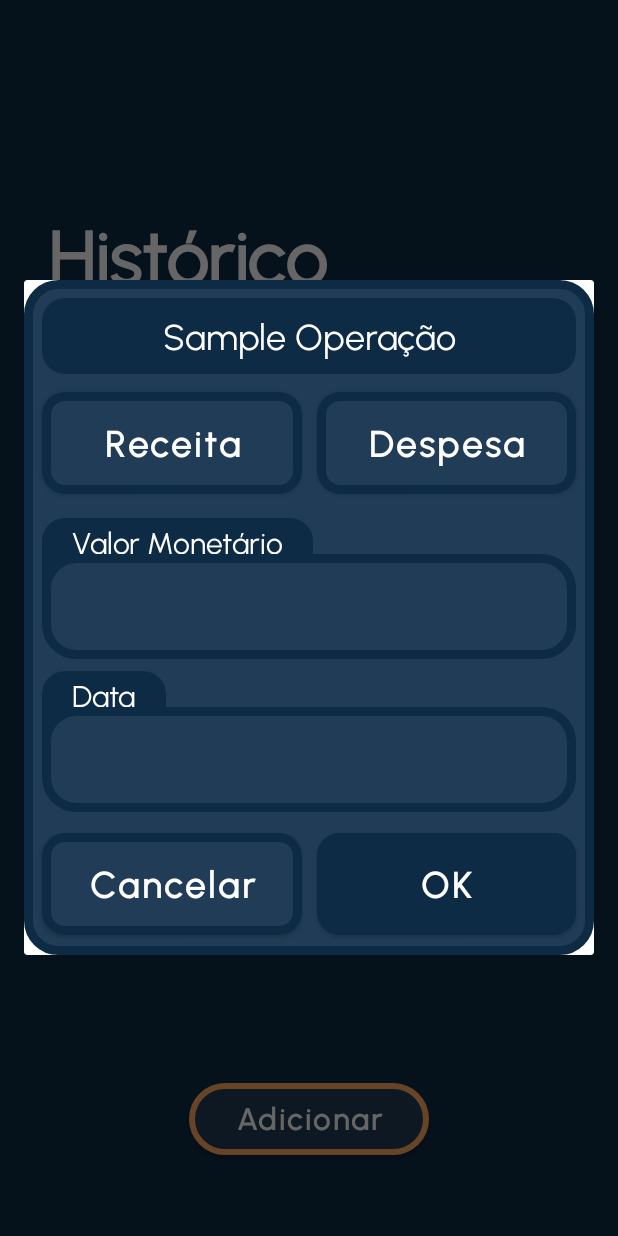
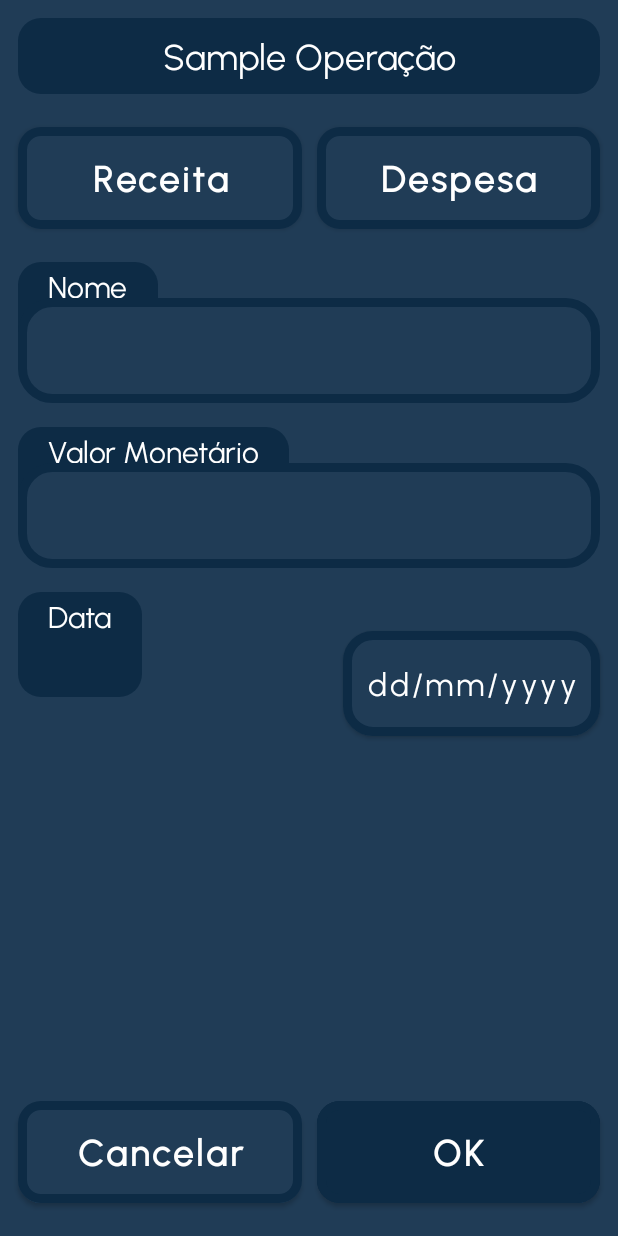
Before and after one commit to LuccaBarroso/Revenuer, an Android app: the HistoryActivity screen opened directly, with no data from a screen before it, after a tap on "Adicionar", on a phone screen of 412 x 824 dp. Run offline under Robolectric (Android 15) with nearby library versions, the phone set to English and light mode, and no system bars; our stand-ins replace Firebase (no records; nobody signed in at launch, a user with empty details on screens opened directly).

Commit message:
correction: cardview, operation screen

```diff
--- a/app/src/main/AndroidManifest.xml
+++ b/app/src/main/AndroidManifest.xml
@@ -9,6 +9,9 @@
         android:roundIcon="@drawable/app_icon"
         android:supportsRtl="true"
         android:theme="@style/Theme.Revenuer">
+        <activity
+            android:name=".activity.OperationActivity"
+            android:exported="false" />
         <activity
             android:name=".activity.RegisterActivity"
             android:exported="false" />
--- a/app/src/main/java/com/example/revenuer/activity/HistoryActivity.kt
+++ b/app/src/main/java/com/example/revenuer/activity/HistoryActivity.kt
@@ -1,5 +1,6 @@
 package com.example.revenuer.activity
 
+import android.content.Intent
 import android.os.Bundle
 import android.service.autofill.CustomDescription
 import android.util.Log
@@ -55,9 +56,8 @@ class HistoryActivity : AppCompatActivity(), View.OnClickListener {
         mOperationAdd.setOnClickListener(this)
     }
 
-    override fun onClick(p0: View?) {
-        var dialog = PopupFragment()
-
-        dialog.show(supportFragmentManager, "customPopup")
+    override fun onClick(view: View?) {
+        val it = Intent(this, OperationActivity::class.java)
+        startActivity(it)
     }
 }
--- /dev/null
+++ b/app/src/main/java/com/example/revenuer/activity/OperationActivity.kt
@@ -0,0 +1,134 @@
+package com.example.revenuer.activity
+
+import android.app.DatePickerDialog
+import android.os.Build
+import android.os.Bundle
+import android.view.View
+import android.widget.Button
+import android.widget.EditText
+import android.widget.Toast
+import androidx.annotation.RequiresApi
+import androidx.appcompat.app.AppCompatActivity
+import com.example.revenuer.R
+import com.example.revenuer.entity.Operation
+import com.google.firebase.auth.FirebaseAuth
+import com.google.firebase.auth.ktx.auth
+import com.google.firebase.database.ChildEventListener
+import com.google.firebase.database.DataSnapshot
+import com.google.firebase.database.DatabaseError
+import com.google.firebase.database.FirebaseDatabase
+import com.google.firebase.database.ktx.database
+import com.google.firebase.ktx.Firebase
+import java.text.SimpleDateFormat
+import java.util.*
+
+class OperationActivity : AppCompatActivity(), View.OnClickListener {
+    // Firebase
+    private lateinit var mAuth: FirebaseAuth
+    private lateinit var mDatabase: FirebaseDatabase
+
+    // Screen Elements
+    private lateinit var mRevenueButton: Button
+    private lateinit var mExpenseButton: Button
+    private lateinit var mOperationName: EditText
+    private lateinit var mValue: EditText
+    private lateinit var mDate: Button
+    private lateinit var mCancelButton: Button
+    private lateinit var mOkButton: Button
+
+    // Action Elements
+    private var isRevenuePushed:Boolean = false
+    private lateinit var mDatePickerDialog: DatePickerDialog
+
+    override fun onCreate(savedInstanceState: Bundle?) {
+        super.onCreate(savedInstanceState)
+        setContentView(R.layout.activity_operation)
+
+        // Firebase
+        mAuth = Firebase.auth
+        mDatabase = Firebase.database
+
+        // Screen Elements
+        mRevenueButton = findViewById(R.id.operation_button_revenue)
+        mExpenseButton = findViewById(R.id.operation_button_expense)
+        mOperationName = findViewById(R.id.operation_edittext_name)
+        mValue = findViewById(R.id.operation_edittext_value)
+        mDate = findViewById(R.id.operation_button_date)
+        mCancelButton = findViewById(R.id.operation_button_cancel)
+        mOkButton = findViewById(R.id.operation_button_ok)
+
+        mRevenueButton.setOnClickListener(this)
+        mExpenseButton.setOnClickListener(this)
+        mCancelButton.setOnClickListener(this)
+        mOkButton.setOnClickListener(this)
+        mDate.setOnClickListener(this)
+    }
+
+    @RequiresApi(Build.VERSION_CODES.M)
+    override fun onClick(view: View?) {
+        when(view?.id) {
+            R.id.operation_button_revenue -> {
+                isRevenuePushed = true
+                mRevenueButton.backgroundTintList = getColorStateList(R.color.green)
+                mExpenseButton.backgroundTintList = getColorStateList(R.color.blue)
+            }
+            R.id.operation_button_expense -> {
+                isRevenuePushed = false
+                mRevenueButton.backgroundTintList = getColorStateList(R.color.blue)
+                mExpenseButton.backgroundTintList = getColorStateList(R.color.red)
+            }
+            R.id.operation_button_date -> {
+                // TODO: fazer date picker !
+            }
+            R.id.operation_button_cancel -> {
+                finish()
+            }
+            R.id.operation_button_ok -> {
+
+                val name = mOperationName.text.toString().trim()
+                val value = mValue.text.toString().trim()
+                val date = mDate.text.toString().trim()
+                val operationType = isRevenuePushed // true = receita (revenue), false = despesa (expense)
+
+                // TODO: erros de entrada - lucca
+
+                val usersRef = mDatabase.getReference("/users");
+                usersRef.orderByChild("email").equalTo(mAuth.currentUser?.email).addChildEventListener(object:
+                    ChildEventListener {
+                    override fun onChildAdded(snapshot: DataSnapshot, previousChildName: String?) {
+                        val operationRef = usersRef
+                            .child(snapshot.key!!)
+                            .child("/operations")
+
+                        val operationId = operationRef
+                            .push()
+                            .key?:""
+
+                        val operation = Operation(
+                            id = operationId,
+                            name = name,
+                            value = value,
+                            date = date,
+                            type = operationType
+                        )
+
+                        operationRef
+                            .child(operationId)
+                            .setValue(operation)
+
+                        Toast.makeText(baseContext, "Operação $name cadastrada com sucesso!",
+                            Toast.LENGTH_SHORT).show()
+                    }
+
+                    override fun onChildChanged(snapshot: DataSnapshot, previousChildName: String?) {}
+
+                    override fun onChildRemoved(snapshot: DataSnapshot) {}
+
+                    override fun onChildMoved(snapshot: DataSnapshot, previousChildName: String?) {}
+
+                    override fun onCancelled(error: DatabaseError) {}
+                })
+            }
+        }
+    }
+}
--- a/app/src/main/java/com/example/revenuer/activity/PopupFragment.kt
+++ /dev/null
@@ -1,21 +0,0 @@
-package com.example.revenuer.activity
-
-import android.os.Bundle
-import android.view.LayoutInflater
-import android.view.View
-import android.view.ViewGroup
-import androidx.fragment.app.DialogFragment
-import com.example.revenuer.R
-
-class PopupFragment: DialogFragment() {
-
-
-    override fun onCreateView(
-        inflater: LayoutInflater,
-        container: ViewGroup?,
-        savedInstanceState: Bundle?
-    ): View? {
-        var rootView: View = inflater.inflate(R.layout.fragment_popup, container, false)
-        return rootView
-    }
-}
--- a/app/src/main/java/com/example/revenuer/entity/Operation.kt
+++ b/app/src/main/java/com/example/revenuer/entity/Operation.kt
@@ -1,10 +1,9 @@
 package com.example.revenuer.entity
 
 data class Operation(
-    val id:Int? = null,
+    val id:String,
     val name:String,
+    val value:String,
     val date:String,
-    val value:Double,
     val type:Boolean, // true = receita, false = despesa
-    val userId:Int
 )
--- /dev/null
+++ b/app/src/main/res/layout/activity_operation.xml
@@ -0,0 +1,207 @@
+<?xml version="1.0" encoding="utf-8"?>
+<androidx.constraintlayout.widget.ConstraintLayout xmlns:android="http://schemas.android.com/apk/res/android"
+    xmlns:app="http://schemas.android.com/apk/res-auto"
+    xmlns:tools="http://schemas.android.com/tools"
+    android:layout_width="match_parent"
+    android:layout_height="match_parent"
+    tools:context=".activity.OperationActivity">
+
+    <androidx.constraintlayout.widget.ConstraintLayout
+        android:layout_width="match_parent"
+        android:layout_height="match_parent"
+        android:background="@color/blue"
+        android:backgroundTint="@color/blue"
+        app:layout_constraintBottom_toBottomOf="parent"
+        app:layout_constraintEnd_toEndOf="parent"
+        app:layout_constraintStart_toStartOf="parent"
+        app:layout_constraintTop_toTopOf="parent"
+        app:layout_constraintVertical_bias="1.0"
+        app:layout_constraintWidth_min="10dp">
+
+        <Button
+            android:id="@+id/operation_button_revenue"
+            android:layout_width="0dp"
+            android:layout_height="80dp"
+            android:layout_marginStart="12dp"
+            android:layout_marginTop="16dp"
+            android:layout_marginEnd="10dp"
+            android:backgroundTint="@color/blue"
+            android:inputType="textCapSentences"
+            android:text="Receita"
+            android:textSize="24dp"
+            android:textStyle="bold"
+            app:cornerRadius="15dp"
+            app:layout_constraintEnd_toStartOf="@+id/operation_button_expense"
+            app:layout_constraintStart_toStartOf="parent"
+            app:layout_constraintTop_toBottomOf="@+id/fragment_operation_title"
+            app:strokeColor="@color/background"
+            app:strokeWidth="6dp"
+            tools:ignore="MissingConstraints" />
+
+        <Button
+            android:id="@+id/operation_button_cancel"
+            android:layout_width="0dp"
+            android:layout_height="80dp"
+            android:layout_marginStart="12dp"
+            android:layout_marginEnd="10dp"
+            android:layout_marginBottom="16dp"
+            android:backgroundTint="@color/blue"
+            android:inputType="textCapSentences"
+            android:text="Cancelar"
+            android:textSize="24dp"
+            android:textStyle="bold"
+            app:cornerRadius="15dp"
+            app:layout_constraintBottom_toBottomOf="parent"
+            app:layout_constraintEnd_toStartOf="@+id/operation_button_ok"
+            app:layout_constraintStart_toStartOf="parent"
+            app:strokeColor="@color/background"
+            app:strokeWidth="6dp"
+            tools:ignore="MissingConstraints" />
+
+        <Button
+            android:id="@+id/operation_button_ok"
+            android:layout_width="0dp"
+            android:layout_height="80dp"
+            android:layout_marginEnd="12dp"
+            android:layout_marginBottom="16dp"
+            android:backgroundTint="@color/background"
+            android:inputType="textCapSentences"
+            android:text="OK"
+            android:textSize="24dp"
+            android:textStyle="bold"
+            app:cornerRadius="15dp"
+            app:layout_constraintBottom_toBottomOf="parent"
+            app:layout_constraintEnd_toEndOf="parent"
+            app:layout_constraintStart_toEndOf="@+id/operation_button_cancel"
+            app:strokeColor="@color/background"
+            app:strokeWidth="6dp"
+            tools:ignore="MissingConstraints" />
+
+        <Button
+            android:id="@+id/operation_button_expense"
+            android:layout_width="0dp"
+            android:layout_height="80dp"
+            android:layout_marginTop="16dp"
+            android:layout_marginEnd="12dp"
+            android:backgroundTint="@color/blue"
+            android:inputType="textCapSentences"
+            android:text="Despesa"
+            android:textSize="24dp"
+            android:textStyle="bold"
+            app:cornerRadius="15dp"
+            app:layout_constraintEnd_toEndOf="parent"
+            app:layout_constraintStart_toEndOf="@+id/operation_button_revenue"
+            app:layout_constraintTop_toBottomOf="@+id/fragment_operation_title"
+            app:strokeColor="@color/background"
+            app:strokeWidth="6dp"
+            tools:ignore="MissingConstraints" />
+
+        <TextView
+            android:id="@+id/fragment_operation_title"
+            style="@style/ContainerGeneric1"
+            android:layout_width="0dp"
+            android:layout_height="wrap_content"
+            android:layout_marginLeft="12dp"
+            android:layout_marginTop="12dp"
+            android:layout_marginRight="12dp"
+            android:gravity="center"
+            android:text="Sample Operação"
+            android:textColor="@color/white"
+            android:textSize="24dp"
+            app:layout_constraintLeft_toLeftOf="parent"
+            app:layout_constraintRight_toRightOf="parent"
+            app:layout_constraintTop_toTopOf="parent" />
+
+        <TextView
+            android:id="@+id/textView"
+            style="@style/ContainerGeneric1"
+            android:layout_width="0dp"
+            android:layout_height="60dp"
+            android:layout_marginStart="12dp"
+            android:layout_marginTop="16dp"
+            android:paddingTop="3dp"
+            android:text="Valor Monetário"
+            android:textColor="#FFFFFF"
+            android:textSize="20dp"
+            app:layout_constraintStart_toStartOf="parent"
+            app:layout_constraintTop_toBottomOf="@+id/operation_edittext_name" />
+
+        <TextView
+            android:id="@+id/textView2"
+            style="@style/ContainerGeneric1"
+            android:layout_width="0dp"
+            android:layout_height="70dp"
+            android:layout_marginStart="12dp"
+            android:layout_marginTop="16dp"
+            android:paddingTop="3dp"
+            android:text="Data"
+            android:textColor="#FFFFFF"
+            android:textSize="20dp"
+            app:layout_constraintStart_toStartOf="parent"
+            app:layout_constraintTop_toBottomOf="@+id/operation_edittext_value" />
+
+        <TextView
+            android:id="@+id/textView3"
+            style="@style/ContainerGeneric1"
+            android:layout_width="0dp"
+            android:layout_height="70dp"
+            android:layout_marginStart="12dp"
+            android:layout_marginTop="16dp"
+            android:paddingTop="3dp"
+            android:text="Nome"
+            android:textColor="#FFFFFF"
+            android:textSize="20dp"
+            app:layout_constraintStart_toStartOf="parent"
+            app:layout_constraintTop_toBottomOf="@+id/operation_button_revenue" />
+
+        <EditText
+            android:id="@+id/operation_edittext_value"
+            style="@style/ContainerGeneric2"
+            android:layout_width="0dp"
+            android:layout_height="70dp"
+            android:layout_marginTop="24dp"
+            android:layout_marginEnd="12dp"
+            android:inputType="numberDecimal"
+            android:textColor="#FFFFFF"
+            android:textSize="18dp"
+            app:layout_constraintEnd_toEndOf="parent"
+            app:layout_constraintStart_toStartOf="@+id/textView"
+            app:layout_constraintTop_toTopOf="@+id/textView"
+            tools:ignore="SpeakableTextPresentCheck" />
+
+        <EditText
+            android:id="@+id/operation_edittext_name"
+            style="@style/ContainerGeneric2"
+            android:layout_width="0dp"
+            android:layout_height="70dp"
+            android:layout_marginTop="24dp"
+            android:layout_marginEnd="12dp"
+            android:inputType="text"
+            android:textColor="#FFFFFF"
+            android:textSize="18dp"
+            app:layout_constraintEnd_toEndOf="parent"
+            app:layout_constraintStart_toStartOf="@+id/textView3"
+            app:layout_constraintTop_toTopOf="@+id/textView3"
+            tools:ignore="SpeakableTextPresentCheck" />
+
+        <Button
+            android:id="@+id/operation_button_date"
+            android:layout_width="0dp"
+            android:layout_height="82dp"
+            android:layout_marginTop="20dp"
+            android:layout_marginEnd="12dp"
+            android:backgroundTint="@color/blue"
+            android:gravity="center"
+            android:inputType="textCapSentences"
+            android:text="dd/mm/yyyy"
+            android:textSize="21dp"
+            app:cornerRadius="20dp"
+            app:layout_constraintEnd_toEndOf="parent"
+            app:layout_constraintTop_toTopOf="@+id/textView2"
+            app:strokeColor="@color/background"
+            app:strokeWidth="6dp"
+            tools:ignore="MissingConstraints" />
+
+
+    </androidx.constraintlayout.widget.ConstraintLayout>
+</androidx.constraintlayout.widget.ConstraintLayout>
--- a/app/src/main/res/layout/fragment_popup.xml
+++ /dev/null
@@ -1,171 +0,0 @@
-<?xml version="1.0" encoding="utf-8"?>
-<androidx.constraintlayout.widget.ConstraintLayout xmlns:android="http://schemas.android.com/apk/res/android"
-    xmlns:app="http://schemas.android.com/apk/res-auto"
-    xmlns:tools="http://schemas.android.com/tools"
-    android:layout_width="match_parent"
-    android:layout_height="match_parent"
-    android:background="#00FFFFFF"
-    android:backgroundTint="#00FFFFFF"
-    app:layout_constraintWidth_min="wrap">
-
-    <View
-        android:id="@+id/view5"
-        style="@style/ContainerGeneric2"
-        android:layout_height="450dp"
-        android:minWidth="100dp"
-        app:layout_constraintEnd_toEndOf="parent"
-        app:layout_constraintStart_toStartOf="parent"
-        app:layout_constraintTop_toTopOf="parent" />
-
-    <Button
-        android:id="@+id/popup_button_revenue"
-        android:layout_width="0dp"
-        android:layout_height="80dp"
-        android:layout_marginStart="12dp"
-        android:layout_marginTop="6dp"
-        android:layout_marginEnd="10dp"
-        android:backgroundTint="@color/blue"
-        android:inputType="textCapSentences"
-        android:text="Receita"
-        android:textSize="24dp"
-        android:textStyle="bold"
-        app:cornerRadius="15dp"
-        app:layout_constraintEnd_toStartOf="@+id/popup_button_expense"
-        app:layout_constraintStart_toStartOf="parent"
-        app:layout_constraintTop_toBottomOf="@+id/fragment_popup_operation"
-        app:strokeColor="@color/background"
-        app:strokeWidth="6dp"
-        tools:ignore="MissingConstraints" />
-
-    <Button
-        android:id="@+id/popup_button_cancel"
-        android:layout_width="0dp"
-        android:layout_height="80dp"
-        android:layout_marginStart="12dp"
-        android:layout_marginTop="8dp"
-        android:layout_marginEnd="10dp"
-        android:backgroundTint="@color/blue"
-        android:inputType="textCapSentences"
-        android:text="Cancelar"
-        android:textSize="24dp"
-        android:textStyle="bold"
-        app:cornerRadius="15dp"
-        app:layout_constraintEnd_toStartOf="@+id/popup_button_ok"
-        app:layout_constraintStart_toStartOf="parent"
-        app:layout_constraintTop_toBottomOf="@+id/popup_edittext_date"
-        app:strokeColor="@color/background"
-        app:strokeWidth="6dp"
-        tools:ignore="MissingConstraints" />
-
-    <Button
-        android:id="@+id/popup_button_ok"
-        android:layout_width="0dp"
-        android:layout_height="80dp"
-        android:layout_marginTop="8dp"
-        android:layout_marginEnd="12dp"
-        android:backgroundTint="@color/background"
-        android:inputType="textCapSentences"
-        android:text="OK"
-        android:textSize="24dp"
-        android:textStyle="bold"
-        app:cornerRadius="15dp"
-        app:layout_constraintEnd_toEndOf="parent"
-        app:layout_constraintStart_toEndOf="@+id/popup_button_cancel"
-        app:layout_constraintTop_toBottomOf="@+id/popup_edittext_date"
-        app:strokeColor="@color/background"
-        app:strokeWidth="6dp"
-        tools:ignore="MissingConstraints" />
-
-    <Button
-        android:id="@+id/popup_button_expense"
-        android:layout_width="0dp"
-        android:layout_height="80dp"
-        android:layout_marginTop="6dp"
-        android:layout_marginEnd="12dp"
-        android:backgroundTint="@color/blue"
-        android:inputType="textCapSentences"
-        android:text="Despesa"
-        android:textSize="24dp"
-        android:textStyle="bold"
-        app:cornerRadius="15dp"
-        app:layout_constraintEnd_toEndOf="parent"
-        app:layout_constraintStart_toEndOf="@+id/popup_button_revenue"
-        app:layout_constraintTop_toBottomOf="@+id/fragment_popup_operation"
-        app:strokeColor="@color/background"
-        app:strokeWidth="6dp"
-        tools:ignore="MissingConstraints" />
-
-    <TextView
-        android:id="@+id/fragment_popup_operation"
-        style="@style/ContainerGeneric1"
-        android:layout_width="0dp"
-        android:layout_height="wrap_content"
-        android:layout_marginLeft="12dp"
-        android:layout_marginTop="12dp"
-        android:layout_marginRight="12dp"
-        android:gravity="center"
-        android:text="Sample Operação"
-        android:textColor="@color/white"
-        android:textSize="24dp"
-        app:layout_constraintLeft_toLeftOf="parent"
-        app:layout_constraintRight_toRightOf="parent"
-        app:layout_constraintTop_toTopOf="parent" />
-
-    <TextView
-        android:id="@+id/textView"
-        style="@style/ContainerGeneric1"
-        android:layout_width="0dp"
-        android:layout_height="60dp"
-        android:layout_marginStart="12dp"
-        android:layout_marginTop="10dp"
-        android:paddingTop="3dp"
-        android:text="Valor Monetário"
-        android:textColor="#FFFFFF"
-        android:textSize="20dp"
-        app:layout_constraintStart_toStartOf="parent"
-        app:layout_constraintTop_toBottomOf="@+id/popup_button_revenue" />
-
-    <TextView
-        android:id="@+id/textView2"
-        style="@style/ContainerGeneric1"
-        android:layout_width="0dp"
-        android:layout_height="70dp"
-        android:layout_marginStart="12dp"
-        android:layout_marginTop="8dp"
-        android:paddingTop="3dp"
-        android:text="Data"
-        android:textColor="#FFFFFF"
-        android:textSize="20dp"
-        app:layout_constraintStart_toStartOf="parent"
-        app:layout_constraintTop_toBottomOf="@+id/popup_edittext_value" />
-
-    <EditText
-        android:id="@+id/popup_edittext_value"
-        style="@style/ContainerGeneric2"
-        android:layout_width="0dp"
-        android:layout_height="70dp"
-        android:layout_marginTop="24dp"
-        android:layout_marginEnd="12dp"
-        android:inputType="numberDecimal"
-        android:textColor="#FFFFFF"
-        app:layout_constraintEnd_toEndOf="parent"
-        app:layout_constraintStart_toStartOf="@+id/textView"
-        app:layout_constraintTop_toTopOf="@+id/textView"
-        tools:ignore="SpeakableTextPresentCheck" />
-
-    <EditText
-        android:id="@+id/popup_edittext_date"
-        style="@style/ContainerGeneric2"
-        android:layout_width="0dp"
-        android:layout_height="70dp"
-        android:layout_marginTop="24dp"
-        android:layout_marginEnd="12dp"
-        android:inputType="date"
-        app:layout_constraintEnd_toEndOf="parent"
-        app:layout_constraintHorizontal_bias="0.0"
-        app:layout_constraintStart_toStartOf="@+id/textView"
-        app:layout_constraintTop_toTopOf="@+id/textView2"
-        tools:ignore="SpeakableTextPresentCheck" />
-
-
-</androidx.constraintlayout.widget.ConstraintLayout>
--- a/app/src/main/res/values/colors.xml
+++ b/app/src/main/res/values/colors.xml
@@ -3,7 +3,7 @@
     <color name="purple_200">#FFBB86FC</color>
     <color name="purple_500">#FF6200EE</color>
     <color name="purple_700">#FF3700B3</color>
-    <color name="teal_200">#FF03DAC5</color>
+    <color name="teal_200">#FFFFFFFF</color>
     <color name="teal_700">#FF018786</color>
     <color name="black">#FF000000</color>
     <color name="white">#FFFFFFFF</color>
```
